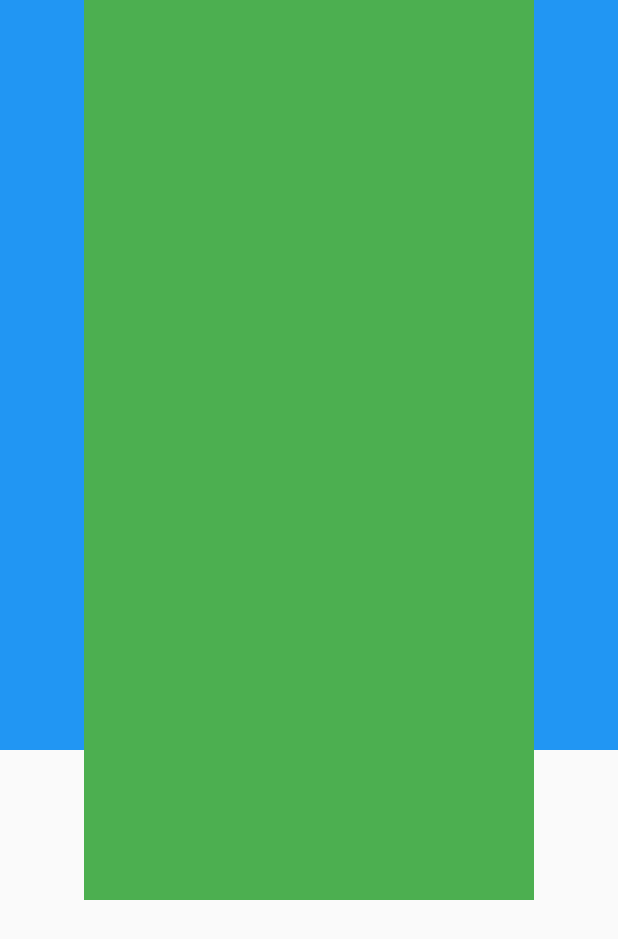
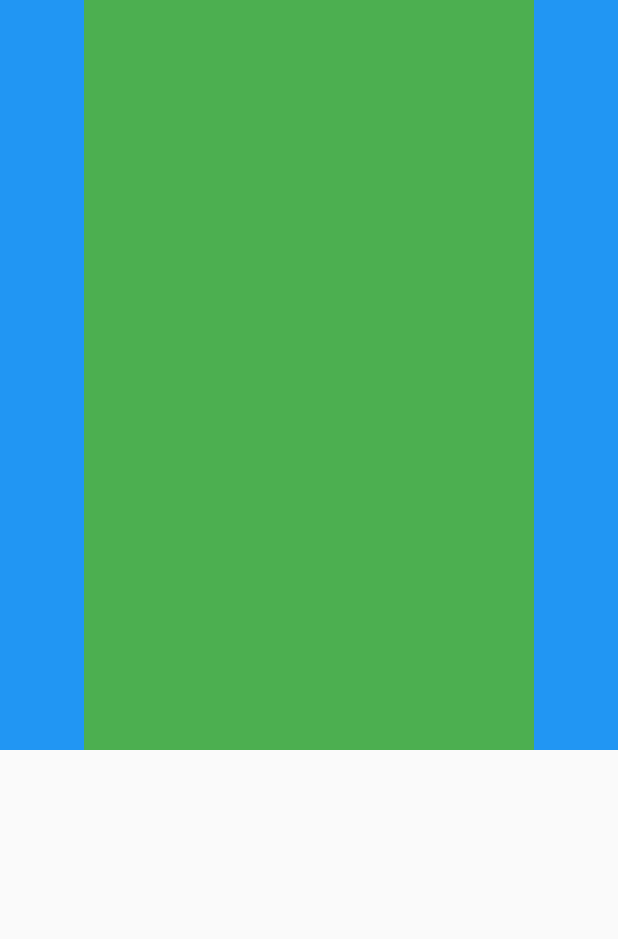
Before and after one commit to khanian/flutter_layout_example, a Flutter app: the screen it shows after launch, on a phone screen of 412 x 824 dp. Shown: the top 939 px of the screen. Run offline on Flutter 3.47's test engine with Material 2 defaults, Android fonts, the phone set to English and light mode, and no system bars.

Commit message:
Constraints OverflowBox

```diff
--- a/lib/main.dart
+++ b/lib/main.dart
@@ -29,7 +29,7 @@ class ConstraintWidget extends StatelessWidget {
       height: 500,
       width: 500,
       color: Colors.blue,
-      child: Center(child: UnconstrainedBox(
+      child: Center(child: OverflowBox(
         child: Container(
           width: 300,
           height: 700,
```
